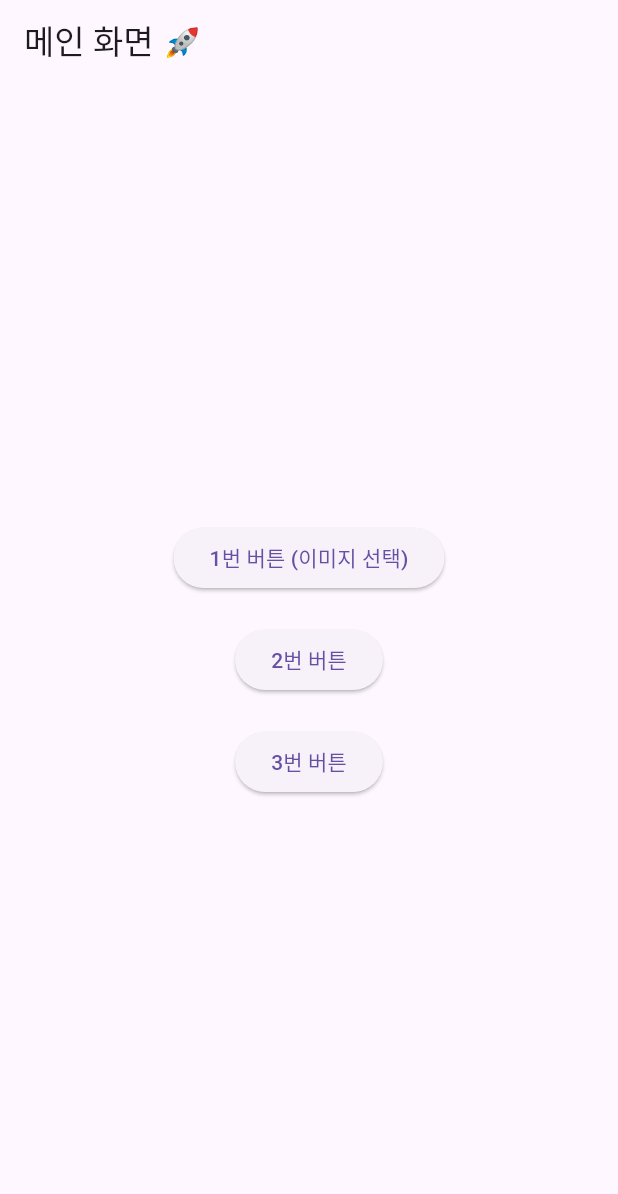
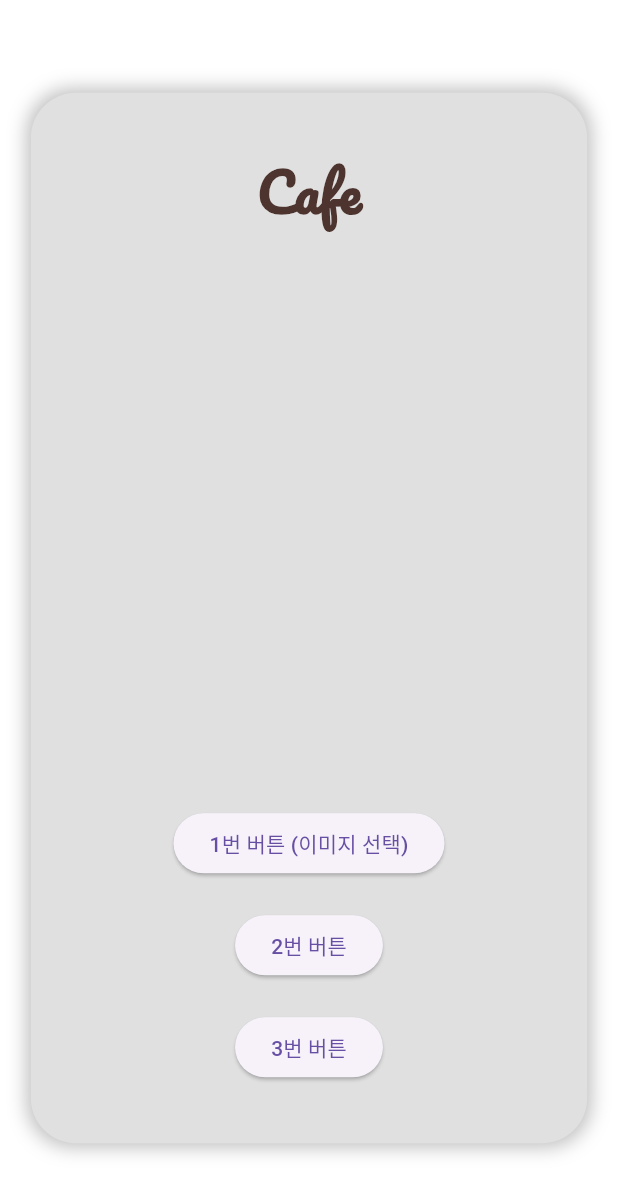
Before and after one commit to HwangOzz/Cafe-app, a Flutter app: the screen it shows after launch, on a phone screen of 412 x 824 dp. Shown: the top 1194 px of the screen. Run offline on Flutter 3.47's test engine with Material 3 defaults, Android fonts, the light colour scheme and no system bars; our stand-ins replace google_fonts, image_picker.

Commit message:
메인 화면 꾸미기
회색 내부컨테이너
배경 흰색

```diff
--- a/lib/main.dart
+++ b/lib/main.dart
@@ -1,8 +1,8 @@
 import 'package:flutter/material.dart';
 import 'package:image_picker/image_picker.dart';
+import 'package:google_fonts/google_fonts.dart'; // ✅ Google Fonts 추가
 import 'dart:io';
 
-// ✅ 앱 실행 (메인 화면 시작)
 void main() {
   runApp(MyApp());
 }
@@ -16,19 +16,43 @@ class MyApp extends StatelessWidget {
   }
 }
 
-// ✅ 메인 화면 (버튼 3개 세로 배치)
+// ✅ 메인 화면 (배경 흰색, 내부 회색 라운드 박스 + "Cafe" 제목 추가)
 class MainScreen extends StatelessWidget {
   @override
   Widget build(BuildContext context) {
     return Scaffold(
-      appBar: AppBar(title: Text('메인 화면 🚀')),
+      backgroundColor: Colors.white, // ✅ 바깥 배경을 흰색으로 설정
       body: Center(
+        child: Container(
+          width: MediaQuery.of(context).size.width * 0.9, // ✅ 화면의 90% 크기
+          height: MediaQuery.of(context).size.height * 0.85, // ✅ 화면의 85% 크기
+          decoration: BoxDecoration(
+            color: Colors.grey[300], // ✅ 내부(컨텐츠 영역) 색상을 회색으로 설정
+            borderRadius: BorderRadius.circular(30), // ✅ 모서리를 둥글게 설정
+            boxShadow: [
+              BoxShadow(
+                color: Colors.black26, // ✅ 그림자 효과
+                blurRadius: 10,
+                spreadRadius: 2,
+              ),
+            ],
+          ),
           child: Column(
-          mainAxisAlignment: MainAxisAlignment.center, // 버튼을 세로 중앙 정렬
             children: [
+              SizedBox(height: 40), // ✅ 상단 여백 추가
+              // ✅ "Cafe" 제목 추가
+              Text(
+                "Cafe",
+                style: GoogleFonts.pacifico( // ✅ 예쁜 필기체 폰트 적용
+                  fontSize: 36, // ✅ 폰트 크기
+                  fontWeight: FontWeight.bold, // ✅ 굵기 설정
+                  color: Colors.brown[800], // ✅ 커피 느낌의 갈색 계열 색상
+                ),
+              ),
+              Spacer(), // ✅ 제목과 버튼 사이 여백을 최대한 확보
               ElevatedButton(
                 onPressed: () {
-                // ✅ 첫 번째 버튼 → 이미지 선택 화면으로 이동
+                  // ✅ 1번 버튼 → 이미지 선택 화면으로 이동
                   Navigator.push(
                     context,
                     MaterialPageRoute(builder: (context) => ImagePickerScreen()),
@@ -36,21 +60,23 @@ class MainScreen extends StatelessWidget {
                 },
                 child: Text("1번 버튼 (이미지 선택)"),
               ),
-            SizedBox(height: 20), // 버튼 간격
+              SizedBox(height: 20), // ✅ 버튼 간 간격 조정
               ElevatedButton(
                 onPressed: () {
-                // ✅ 2번 버튼 (아직 기능 없음)
+                  // ✅ 2번 버튼 (현재 기능 없음)
                 },
                 child: Text("2번 버튼"),
               ),
-            SizedBox(height: 20), // 버튼 간격
+              SizedBox(height: 20), // ✅ 버튼 간 간격 조정
               ElevatedButton(
                 onPressed: () {
-                // ✅ 3번 버튼 (아직 기능 없음)
+                  // ✅ 3번 버튼 (현재 기능 없음)
                 },
                 child: Text("3번 버튼"),
               ),
+              SizedBox(height: 40), // ✅ 하단 여백 추가
             ],
+          ),
         ),
       ),
     );
@@ -63,17 +89,18 @@ class ImagePickerScreen extends StatefulWidget {
   _ImagePickerScreenState createState() => _ImagePickerScreenState();
 }
 
+// ✅ 상태를 관리하는 클래스 (이미지 선택 기능 추가)
 class _ImagePickerScreenState extends State<ImagePickerScreen> {
-  File? _image; // 선택한 이미지 파일
+  File? _image; // ✅ 선택한 이미지 파일을 저장할 변수
 
   // ✅ 갤러리에서 이미지 선택하는 함수
   Future<void> pickImage() async {
-    final ImagePicker picker = ImagePicker();
-    final XFile? pickedFile = await picker.pickImage(source: ImageSource.gallery);
+    final ImagePicker picker = ImagePicker(); // ✅ 이미지 선택을 위한 객체 생성
+    final XFile? pickedFile = await picker.pickImage(source: ImageSource.gallery); // ✅ 갤러리에서 이미지 선택
 
     if (pickedFile != null) {
       setState(() {
-        _image = File(pickedFile.path); // 선택한 이미지를 화면에 표시
+        _image = File(pickedFile.path); // ✅ 선택한 이미지 파일을 `_image` 변수에 저장
       });
     }
   }
@@ -82,30 +109,30 @@ class _ImagePickerScreenState extends State<ImagePickerScreen> {
   Widget build(BuildContext context) {
     return Scaffold(
       appBar: AppBar(
-        title: Text('이미지 선택 화면'),
+        title: Text('이미지 선택 화면'), // ✅ 화면 제목
         leading: IconButton(
-          icon: Icon(Icons.arrow_back),
+          icon: Icon(Icons.arrow_back), // ✅ 뒤로 가기 아이콘
           onPressed: () {
-            Navigator.pop(context); // 🔙 뒤로 가기 (메인 화면으로)
+            Navigator.pop(context); // ✅ 현재 화면을 닫고 메인 화면으로 이동
           },
         ),
       ),
       body: Stack(
         children: [
-          // ✅ 이미지 중앙 배치
+          // ✅ 선택한 이미지 또는 기본 텍스트 표시
           Center(
             child: _image != null
-                ? Image.file(_image!, width: 250, height: 250, fit: BoxFit.cover) // 선택한 이미지 표시
-                : Text("이미지를 선택하세요!", style: TextStyle(fontSize: 18)),
+                ? Image.file(_image!, width: 250, height: 250, fit: BoxFit.cover) // ✅ 선택한 이미지 표시
+                : Text("이미지를 선택하세요!", style: TextStyle(fontSize: 18)), // ✅ 이미지가 없을 경우 안내 문구
           ),
 
           // ✅ 버튼을 화면 하단 중앙에 배치
           Align(
-            alignment: Alignment.bottomCenter,
+            alignment: Alignment.bottomCenter, // ✅ 버튼을 화면 아래쪽 중앙에 정렬
             child: Padding(
-              padding: const EdgeInsets.only(bottom: 30), // 하단 여백 추가
+              padding: const EdgeInsets.only(bottom: 30), // ✅ 버튼과 화면 하단 간격 추가
               child: ElevatedButton(
-                onPressed: pickImage, // ✅ 버튼을 누르면 갤러리에서 이미지 선택
+                onPressed: pickImage, // ✅ 버튼을 누르면 `pickImage()` 실행
                 child: Text("갤러리에서 이미지 선택"),
               ),
             ),
--- a/pubspec.yaml
+++ b/pubspec.yaml
@@ -36,6 +36,7 @@ dependencies:
   cupertino_icons: ^1.0.8
   url_launcher: ^6.3.1
   image_picker: ^1.1.2
+  google_fonts: ^6.2.1
 
 dev_dependencies:
   flutter_test:
```
Also changed, not shown: pubspec.lock, 2 other files. Lines whose indentation alone changed are shown as unchanged.
